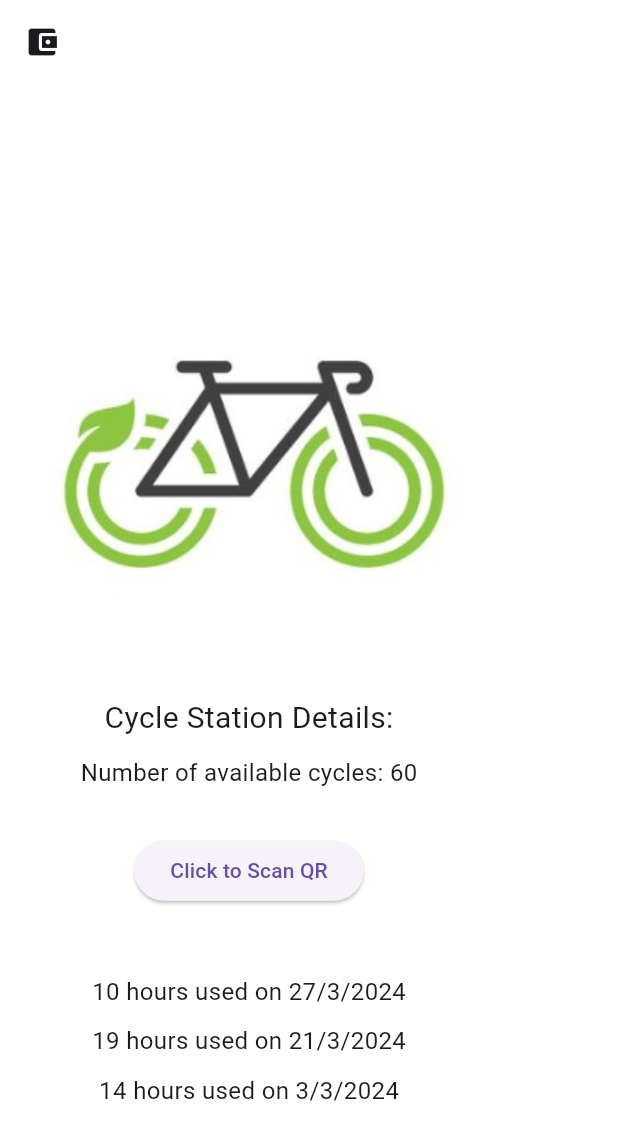
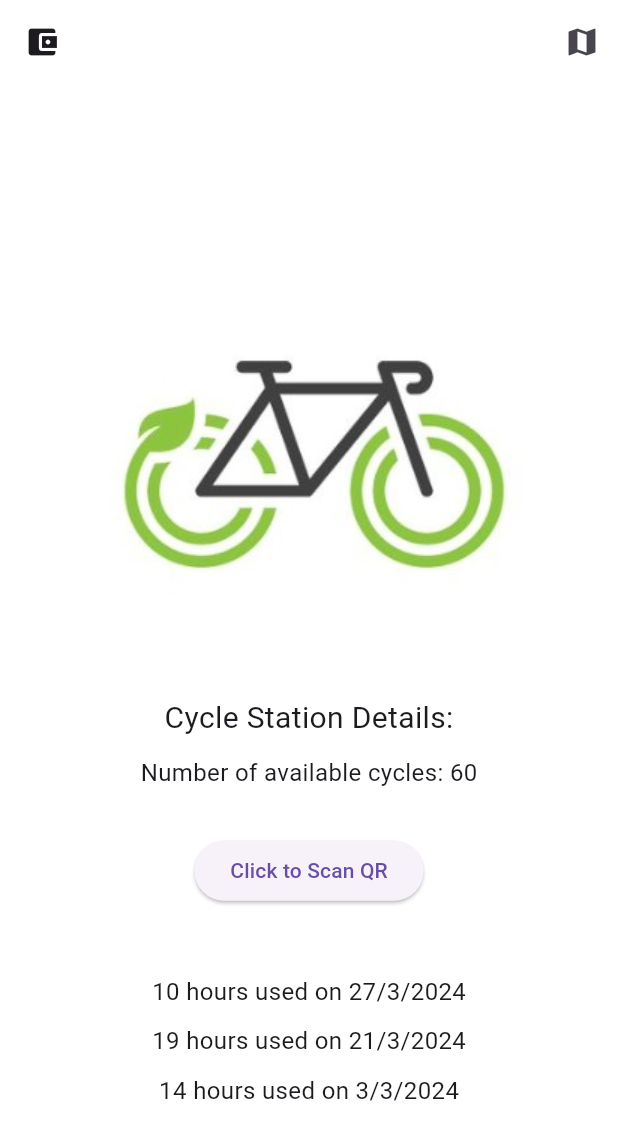
Before and after one commit to paramchhabra/solveathongilehri, a Flutter app: the CycleStationDetails screen opened by its route, on a phone screen of 412 x 824 dp. Shown: the top 1140 px of the screen. Run offline on Flutter 3.47's test engine with Material 3 defaults, Android fonts, the light colour scheme and no system bars; missing offline and left inert: qr_code_scanner.

Commit message:
final changes

```diff
--- a/lib/main.dart
+++ b/lib/main.dart
@@ -1,7 +1,9 @@
 import 'package:flutter/material.dart';
 import 'package:veddle/pages/cyclestation.dart';
+import 'package:veddle/pages/gps.dart';
 import 'package:veddle/pages/loginpage.dart';
 import 'package:veddle/pages/qrcode.dart';
+import 'package:veddle/pages/wallet.dart';
 
 void main() {
   runApp(const MyApp());
@@ -19,6 +21,8 @@
         '/':(context)=>LoginPage(),
         '/cycle':(context)=>CycleStationDetails(),
         '/qrcode':(context) => MyHome(),
+        '/wallet':(context)=> WalletPage(),
+        '/map':(context) => MapPage(),
       },
     );
   }
--- a/lib/pages/cyclestation.dart
+++ b/lib/pages/cyclestation.dart
@@ -1,20 +1,37 @@
 import 'package:flutter/material.dart';
+import 'package:veddle/pages/timer.dart';
 
 class CycleStationDetails extends StatelessWidget {
   @override
   Widget build(BuildContext context) {
+    final Map<String, dynamic>? args =
+        ModalRoute.of(context)?.settings.arguments as Map<String, dynamic>?;
+
+    // Extracting the number of available cycles from arguments
+    final int? cyclenumber = args?['cyclenumber'];
+
+    if (args == null) {
       return Scaffold(
         appBar: AppBar(
           backgroundColor: Colors.white,
           leading: IconButton(
             icon: Icon(Icons.account_balance_wallet),
             onPressed: () {
-            // Handle wallet button press
+              Navigator.pushNamed(context, '/wallet');
             },
           ),
+          actions: [
+            IconButton(
+              icon: Icon(Icons.map),
+              onPressed: () {
+                Navigator.pushNamed(context, '/map');
+              },
+            ),
+          ],
         ),
         backgroundColor: Colors.white,
-      body: Padding(
+        body: Center(
+          child: Padding(
             padding: const EdgeInsets.all(20.0),
             child: Column(
               mainAxisAlignment: MainAxisAlignment.center,
@@ -47,7 +64,59 @@ class CycleStationDetails extends StatelessWidget {
               ],
             ),
           ),
+        ),
       );
+    } else {
+      TimerCounter timerCounter = TimerCounter();
+      return Scaffold(
+        appBar: AppBar(
+          backgroundColor: Colors.white,
+          leading: IconButton(
+            icon: Icon(Icons.account_balance_wallet),
+            onPressed: () {
+              Navigator.pushNamed(context, '/wallet');
+            },
+          ),
+          actions: [
+            IconButton(
+              icon: Icon(Icons.map),
+              onPressed: () {
+                Navigator.pushNamed(context, '/map');
+              },
+            ),
+          ],
+        ),
+        backgroundColor: Colors.white,
+        body: Center(
+          child: Padding(
+            padding: const EdgeInsets.all(20.0),
+            child: Column(
+              mainAxisAlignment: MainAxisAlignment.center,
+              crossAxisAlignment: CrossAxisAlignment.center,
+              children: [
+                Text('Your Cycle Number is ${cyclenumber}'),
+                SizedBox(height: 20),
+                // Image placed above cycle station details
+                timerCounter,
+                SizedBox(height: 20),
+                Text(
+                  'Cycle Station Details:',
+                  style: TextStyle(fontSize: 20),
+                ),
+                SizedBox(height: 10),
+                Text(
+                  'Number of available cycles: 60',
+                  style: TextStyle(fontSize: 16),
+                ),
+                SizedBox(height: 10),
+                SizedBox(height: 20),
+                UsageHistory(),
+              ],
+            ),
+          ),
+        ),
+      );
+    }
   }
 }
 
--- a/pubspec.yaml
+++ b/pubspec.yaml
@@ -72,6 +72,7 @@ flutter:
   assets:
     - lib/images/google.png
     - lib/images/image.png
+    - lib/images/map.png
   # An image asset can refer to one or more resolution-specific "variants", see
   # https://flutter.dev/assets-and-images/#resolution-aware
 
```
Also changed, not shown: lib/pages/gps.dart (+16 -36 lines), lib/pages/qrcode.dart (+23 -25 lines), lib/pages/timer.dart (added, +83 -0 lines), lib/pages/wallet.dart (+0 -10 lines), lib/images/map.png (added). Lines whose indentation alone changed are shown as unchanged.
